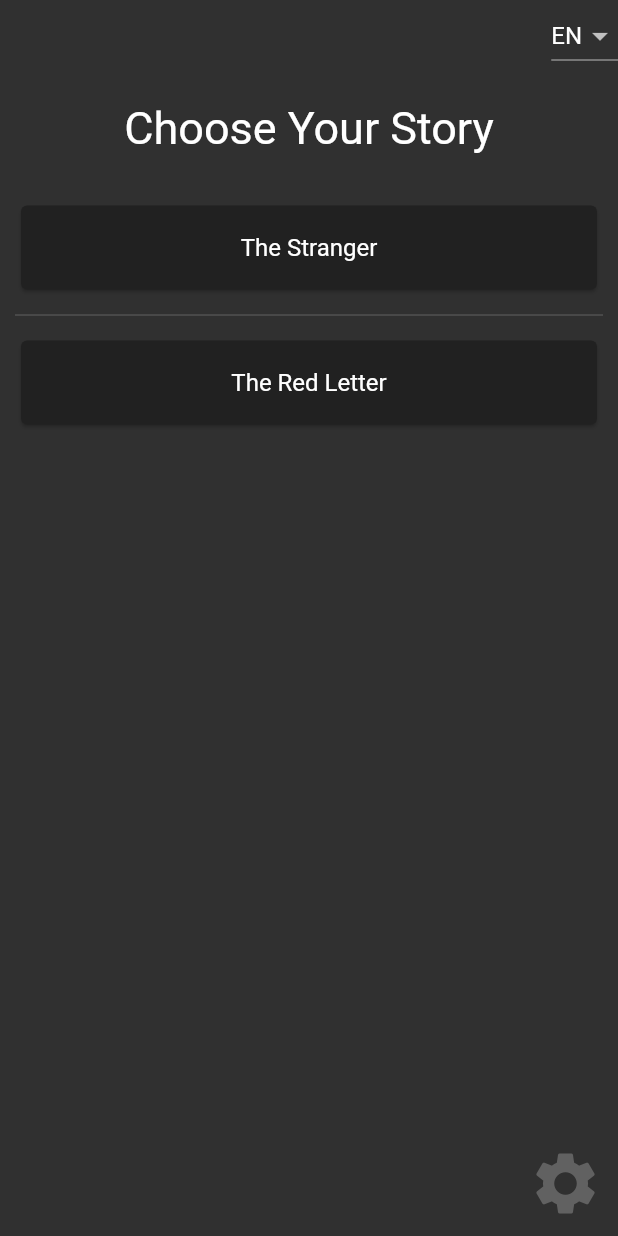
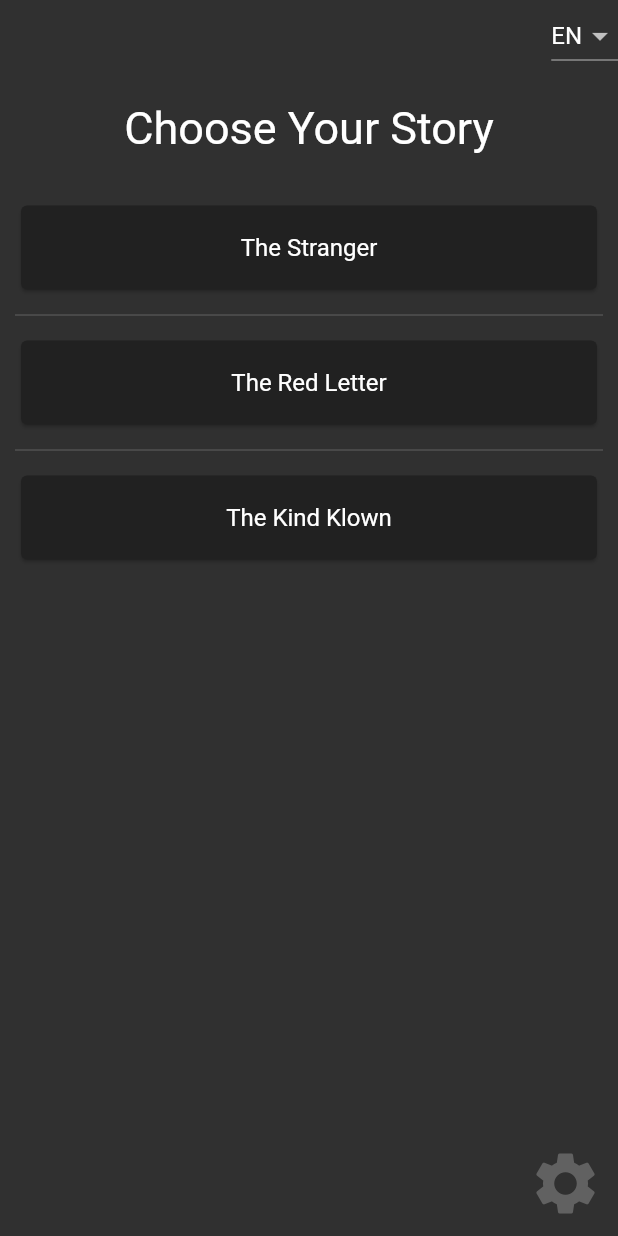
Before and after one commit to saileshbro/Your-Destiny, a Flutter app: the screen it shows after launch, on a phone screen of 412 x 824 dp. Run offline on Flutter 3.47's test engine with Material 2 defaults, Android fonts, the phone set to English and light mode, and no system bars; our stand-ins replace easy_localization, shared_preferences, splashscreen.

Commit message:
Clown Story

```diff
--- a/assets/translations/en.json
+++ b/assets/translations/en.json
@@ -41,5 +41,26 @@
   "s1_p4_text": "You decide to stand your ground. The car is getting dangerously close to you. Five seconds feels like it has been an hour. The car is getting nearer and you are regretting your decision. You can now see the red hood of the car coming towards you. Just as you get ready for the numbing pain of the car hitting you it screeches to a stop. A suited man comes out of the car and he is holding a hand gun. “Where is the money?” the man shouts at you.",
   "s1_p4_c0": "Run away",
   "s1_p5_text": "You decide to run away. In the distance you hear a car. Its headlights are getting closer. You take a left turn into a dark alleyway and end up behind a small boat house. You see the car speed past you and you decide to flank it. You run onto the main road and lose it. It only took you ten minutes to find the police station nearest to you. Once you arrive you quickly tell your story. Thirty minutes later the police sergeant returns looking happy with himself. He tells you that you were the bait in a drug bust and now you are a key person in the crime of the year.",
-  "s1_p5_c0": "Restart"
+  "s1_p5_c0": "Restart",
+
+  "s2_title": "The Kind Klown",
+  "s2_p0_text": "During the Summer of 1999, you get separated from your parents at the circus. A strange Clown walks over to you and asks if you would like some help.",
+  "s2_p0_c0": "Accept the help",
+  "s2_p0_c1": "Run",
+  "s2_p1_text": " You accept the strange clowns help then he carries you over to a tent with some creepy stuffed animals. The hand of a large stuff monkey falls on your shoulder then you jump! The clown asks, 'Do you want me to help you find your parents?'",
+  "s2_p1_c0": "Run for the it!",
+  "s2_p1_c1": "Ask him if he kidnaps children",
+  "s2_p2_text": " He answers, 'No! I only kidnap stuffed animals.' You become too frightened then proceed to run out of the tent and stumble into a house of mirrors. The clown starts to chase you with a knife. ",
+  "s2_p2_c0": "You start to run for your life",
+  "s2_p2_c1": "Call for your parents",
+  "s2_p3_text": "You frantically run through a house of mirrors unable to tell where the exit is. Suddenly in front of you is the very clown you have been running from. You trip and a bottle of water from your pocket falls to the ground. The clown suddenly starts to back away after seeing the water.",
+  "s2_p3_c0": "Open the bottle and throw water at the clown",
+
+  "s2_p4_text": " As you throw the water the clown starts to cry out in pain. After the entire bottle of water gets emptied, the clown disappears. You suddenly find yourself back at the main part of the circus with your parents hovering over you. They hug you tightly and decide that it is time to go home.",
+  "s2_p4_c0": "Go with your parents",
+
+  "s2_p5_text": "As you are walking away with your parents, you start to hear a creepy laugh in the distance. You turn around only to see a large stuffed animal about 2 meters away smiling.",
+  "s2_p5_c0": "Restart",
+  "s2_p6_text": "You suddenly wake up and your parents are hovering over you. They carry you home while uttering the words, 'I can't believe he fainted after visiting the clown booth'",
+  "s2_p6_c0": "Restart"
 }
--- a/lib/stories.dart
+++ b/lib/stories.dart
@@ -147,6 +147,77 @@ final stories = [
       ),
     ],
   ),
+
+  //Based on the story of I.T.
+  Story(
+    title: "s2_title",
+    pages: [
+      SPage(
+        pageIndex: 0,
+        text: 's2_p0_text',
+        choices: [
+          Choice(
+            text: 's2_p0_c0',
+            pagePointer: 1,
+          ),
+          Choice(
+            text: 's2_p0_c1',
+            pagePointer: 3,
+          ),
+        ],
+      ),
+      SPage(
+        pageIndex: 1,
+        text: 's2_p1_text',
+        choices: [
+          Choice(
+            text: 's2_p1_c0',
+            pagePointer: 3,
+          ),
+          Choice(
+            text: 's2_p1_c1',
+            pagePointer: 2,
+          )
+        ],
+      ),
+      SPage(
+        pageIndex: 2,
+        text: 's2_p2_text',
+        choices: [
+          Choice(text: 's2_p2_c0', pagePointer: 3),
+          Choice(text: 's2_p2_c1', pagePointer: 6)
+        ],
+      ),
+      SPage(
+        pageIndex: 3,
+        text: 's2_p3_text',
+        choices: [
+          Choice(text: 's2_p3_c0', pagePointer: 4),
+        ],
+      ),
+      SPage(
+        pageIndex: 4,
+        text: 's2_p4_text',
+        choices: [
+          Choice(text: 's2_p4_c0', pagePointer: 5),
+        ],
+      ),
+      SPage(
+        pageIndex: 5,
+        text: 's2_p5_text',
+        choices: [
+          Choice(text: 's2_p5_c0', pagePointer: null),
+        ],
+      ),
+      SPage(
+        pageIndex: 6,
+        text: 's2_p6_text',
+        choices: [
+          Choice(text: 's2_p6_c0', pagePointer: null),
+        ],
+      ),
+    ],
+  ),
 ];
 
 // This function is only called via story_brain.dart to get a story from the
```
